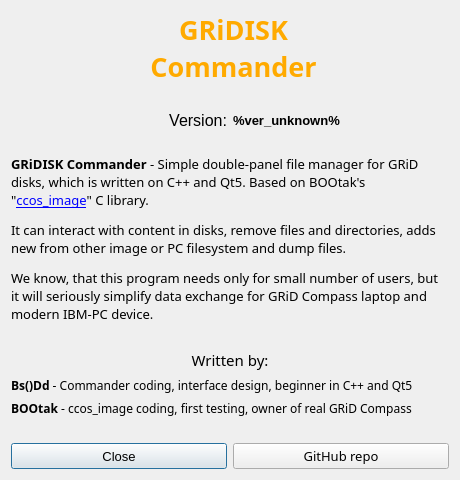
Old version of the form dialogs/abdlg.ui in the repository Bs0Dd/GRiDISKCOM.
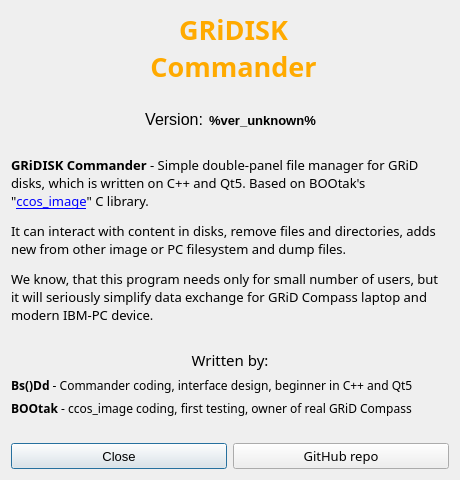
New version of the form. Icons and pictures are not drawn.

```diff
--- a/dialogs/abdlg.ui
+++ b/dialogs/abdlg.ui
@@ -110,8 +110,33 @@
     </spacer>
    </item>
    <item>
-    <layout class="QGridLayout" name="gridLayout_2">
-     <item row="1" column="1">
+    <layout class="QHBoxLayout" name="horizontalLayout_3">
+     <item>
+      <spacer name="horizontalSpacer_3">
+       <property name="orientation">
+        <enum>Qt::Horizontal</enum>
+       </property>
+       <property name="sizeHint" stdset="0">
+        <size>
+         <width>40</width>
+         <height>20</height>
+        </size>
+       </property>
+      </spacer>
+     </item>
+     <item>
+      <widget class="QLabel" name="label_4">
+       <property name="font">
+        <font>
+         <family>Arial</family>
+        </font>
+       </property>
+       <property name="text">
+        <string>&lt;html&gt;&lt;head/&gt;&lt;body&gt;&lt;p align=&quot;right&quot;&gt;&lt;span style=&quot; font-size:12pt;&quot;&gt;Version:&lt;/span&gt;&lt;/p&gt;&lt;/body&gt;&lt;/html&gt;</string>
+       </property>
+      </widget>
+     </item>
+     <item>
       <widget class="QLabel" name="label_5">
        <property name="font">
         <font>
@@ -126,17 +151,18 @@
        </property>
       </widget>
      </item>
-     <item row="1" column="0">
-      <widget class="QLabel" name="label_4">
-       <property name="font">
-        <font>
-         <family>Arial</family>
-        </font>
+     <item>
+      <spacer name="horizontalSpacer_4">
+       <property name="orientation">
+        <enum>Qt::Horizontal</enum>
        </property>
-       <property name="text">
-        <string>&lt;html&gt;&lt;head/&gt;&lt;body&gt;&lt;p align=&quot;right&quot;&gt;&lt;span style=&quot; font-size:12pt;&quot;&gt;Version:&lt;/span&gt;&lt;/p&gt;&lt;/body&gt;&lt;/html&gt;</string>
+       <property name="sizeHint" stdset="0">
+        <size>
+         <width>40</width>
+         <height>20</height>
+        </size>
        </property>
-      </widget>
+      </spacer>
      </item>
     </layout>
    </item>
```
